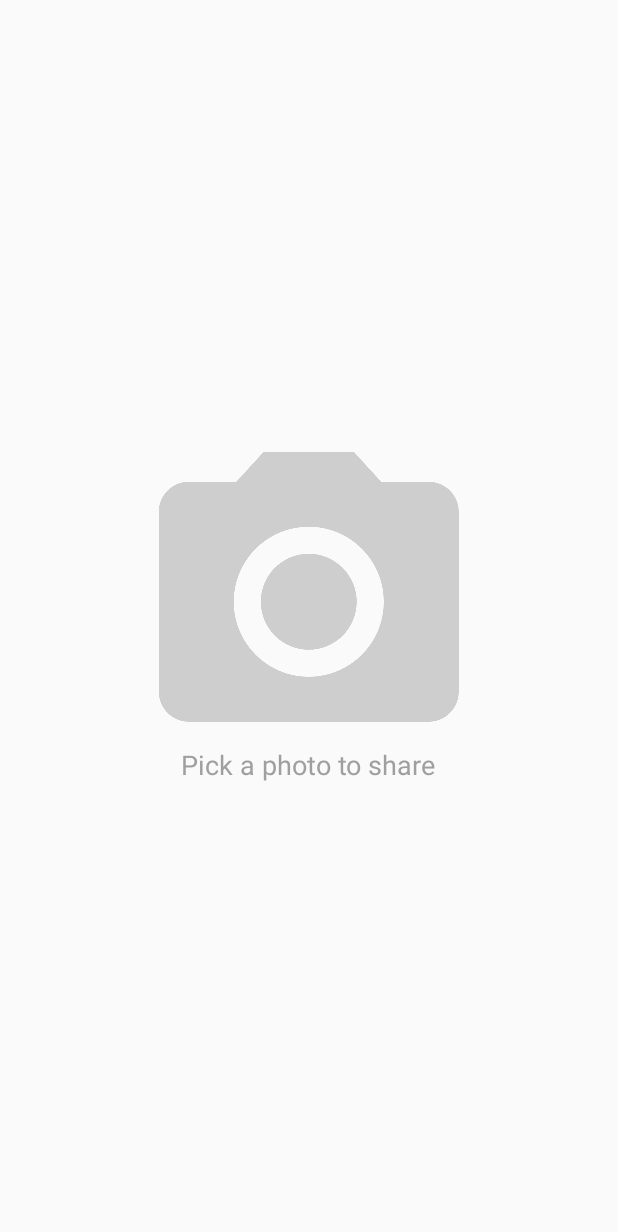
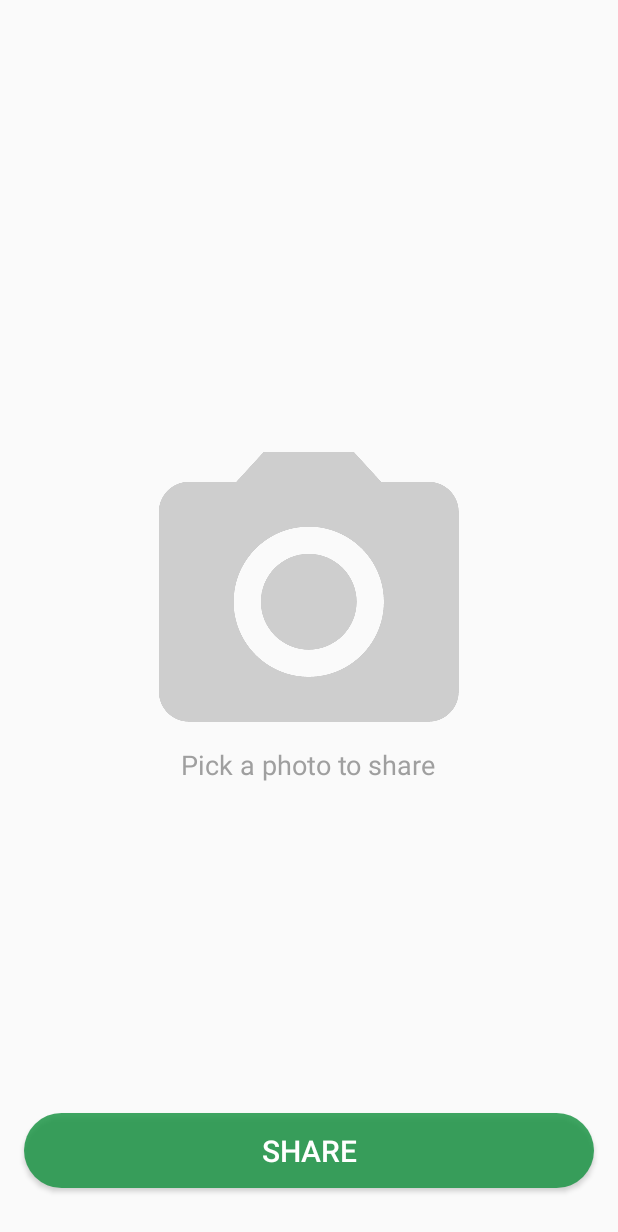
Before and after one commit to Red-11/PickMe, an Android app: the layout activity_main.xml on its own in the app's theme, with its tools: preview values and no code run, on a phone screen of 412 x 824 dp. Shown: the top 1232 px of the screen. Run offline under Robolectric (Android 15) with nearby library versions, the phone set to English and light mode, and no system bars.

Commit message:
Implemented design for the share button.

```diff
--- /dev/null
+++ b/app/src/main/res/drawable/button_background.xml
@@ -0,0 +1,6 @@
+<?xml version="1.0" encoding="utf-8"?>
+<selector xmlns:android="http://schemas.android.com/apk/res/android">
+    <item android:drawable="@drawable/button_pressed"
+        android:state_pressed="true" />
+    <item android:drawable="@drawable/button_default" />
+</selector>
--- /dev/null
+++ b/app/src/main/res/drawable/button_default.xml
@@ -0,0 +1,6 @@
+<?xml version="1.0" encoding="utf-8"?>
+<shape xmlns:android="http://schemas.android.com/apk/res/android"
+    android:shape="rectangle">
+    <solid android:color="@color/colorButtonDefault" />
+    <corners android:radius="25dp" />
+</shape>
--- /dev/null
+++ b/app/src/main/res/drawable/button_pressed.xml
@@ -0,0 +1,6 @@
+<?xml version="1.0" encoding="utf-8"?>
+<shape xmlns:android="http://schemas.android.com/apk/res/android"
+    android:shape="rectangle">
+    <solid android:color="@color/colorButtonPressed" />
+    <corners android:radius="25dp" />
+</shape>
--- a/app/src/main/res/layout/activity_main.xml
+++ b/app/src/main/res/layout/activity_main.xml
@@ -33,7 +33,8 @@
         android:id="@+id/selectedPhotoLayout"
         android:layout_width="match_parent"
         android:layout_height="match_parent"
-        android:visibility="gone">
+        android:visibility="gone"
+        tools:visibility="visible">
 
         <ImageView
             android:id="@+id/selectedPhoto"
@@ -51,6 +52,9 @@
             android:layout_marginLeft="16dp"
             android:layout_marginRight="16dp"
             android:onClick="share"
+            android:textColor="@android:color/white"
+            android:textSize="20sp"
+            android:background="@drawable/button_background"
             android:text="@string/text_share" />
 
     </RelativeLayout>
--- a/app/src/main/res/values/colors.xml
+++ b/app/src/main/res/values/colors.xml
@@ -3,4 +3,6 @@
     <color name="colorPrimary">#523D9A</color>
     <color name="colorPrimaryDark">#3E2A84</color>
     <color name="colorAccent">#12913E</color>
+    <color name="colorButtonDefault">#CC12913E</color>
+    <color name="colorButtonPressed">#12913E</color>
 </resources>
```
